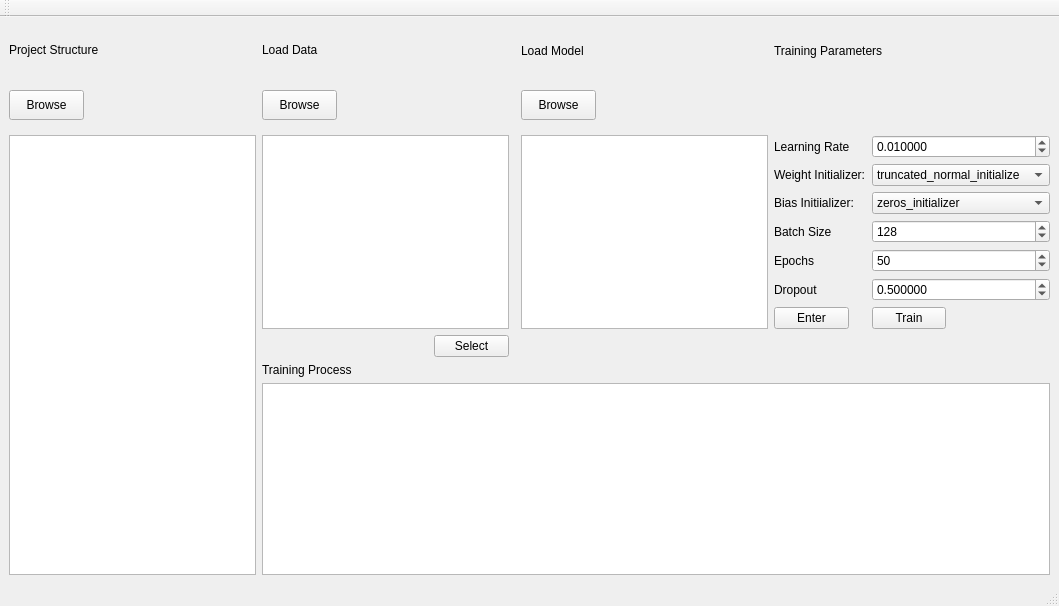
The window that QSAR-UI/mainwindow1.ui (sheMnapion/AI-QSAR) describes before a commit, drawn with Qt 5.
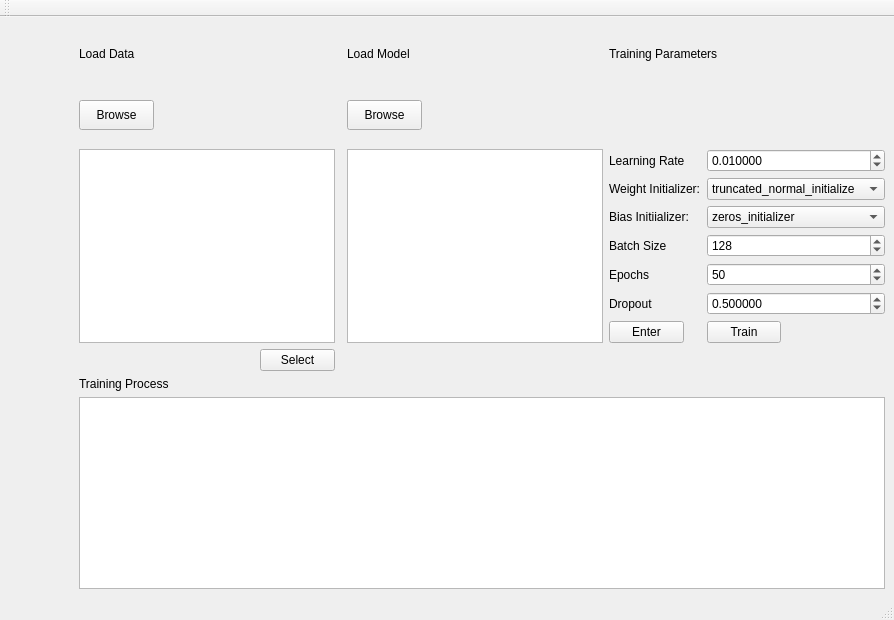
The same window after the commit.

What changed in the file:
```diff
--- a/QSAR-UI/mainwindow1.ui
+++ b/QSAR-UI/mainwindow1.ui
@@ -6,8 +6,8 @@
    <rect>
     <x>0</x>
     <y>0</y>
-    <width>1059</width>
-    <height>606</height>
+    <width>894</width>
+    <height>620</height>
    </rect>
   </property>
   <property name="sizePolicy">
@@ -21,10 +21,10 @@
   </property>
   <widget class="QWidget" name="centralwidget">
    <layout class="QGridLayout" name="gridLayout">
-    <item row="2" column="2" colspan="3">
+    <item row="2" column="1" colspan="3">
      <widget class="QListWidget" name="dataList"/>
     </item>
-    <item row="3" column="4">
+    <item row="3" column="3">
      <widget class="QPushButton" name="dataSelectBtn">
       <property name="sizePolicy">
        <sizepolicy hsizetype="Preferred" vsizetype="Fixed">
@@ -43,8 +43,14 @@
       </property>
      </widget>
     </item>
-    <item row="0" column="6">
-     <widget class="QLabel" name="label_4">
+    <item row="2" column="5">
+     <widget class="QListWidget" name="modelList"/>
+    </item>
+    <item row="5" column="1" colspan="7">
+     <widget class="QListWidget" name="trainingList"/>
+    </item>
+    <item row="1" column="0">
+     <widget class="QLabel" name="projectLabel">
       <property name="sizePolicy">
        <sizepolicy hsizetype="Expanding" vsizetype="Expanding">
         <horstretch>0</horstretch>
@@ -52,11 +58,49 @@
        </sizepolicy>
       </property>
       <property name="text">
-       <string>Load Model</string>
+       <string/>
       </property>
      </widget>
     </item>
-    <item row="2" column="7" colspan="2">
+    <item row="1" column="2">
+     <widget class="QLabel" name="dataLabel">
+      <property name="sizePolicy">
+       <sizepolicy hsizetype="Expanding" vsizetype="MinimumExpanding">
+        <horstretch>0</horstretch>
+        <verstretch>0</verstretch>
+       </sizepolicy>
+      </property>
+      <property name="text">
+       <string/>
+      </property>
+     </widget>
+    </item>
+    <item row="1" column="5">
+     <widget class="QPushButton" name="modelBrowseBtn">
+      <property name="sizePolicy">
+       <sizepolicy hsizetype="Preferred" vsizetype="Preferred">
+        <horstretch>0</horstretch>
+        <verstretch>0</verstretch>
+       </sizepolicy>
+      </property>
+      <property name="minimumSize">
+       <size>
+        <width>75</width>
+        <height>30</height>
+       </size>
+      </property>
+      <property name="maximumSize">
+       <size>
+        <width>75</width>
+        <height>30</height>
+       </size>
+      </property>
+      <property name="text">
+       <string>Browse</string>
+      </property>
+     </widget>
+    </item>
+    <item row="2" column="6" colspan="2">
      <layout class="QFormLayout" name="formLayout">
       <item row="0" column="0">
        <widget class="QLabel" name="learningRateLabel">
@@ -207,38 +251,7 @@
       </item>
      </layout>
     </item>
-    <item row="5" column="2" colspan="7">
-     <widget class="QListWidget" name="trainingList"/>
-    </item>
-    <item row="1" column="2">
-     <widget class="QPushButton" name="dataBrowseBtn">
-      <property name="sizePolicy">
-       <sizepolicy hsizetype="Preferred" vsizetype="Preferred">
-        <horstretch>0</horstretch>
-        <verstretch>0</verstretch>
-       </sizepolicy>
-      </property>
-      <property name="minimumSize">
-       <size>
-        <width>75</width>
-        <height>30</height>
-       </size>
-      </property>
-      <property name="maximumSize">
-       <size>
-        <width>75</width>
-        <height>30</height>
-       </size>
-      </property>
-      <property name="autoFillBackground">
-       <bool>false</bool>
-      </property>
-      <property name="text">
-       <string>Browse</string>
-      </property>
-     </widget>
-    </item>
-    <item row="4" column="2" colspan="2">
+    <item row="4" column="1" colspan="2">
      <widget class="QLabel" name="label_5">
       <property name="sizePolicy">
        <sizepolicy hsizetype="Expanding" vsizetype="Preferred">
@@ -251,45 +264,48 @@
       </property>
      </widget>
     </item>
-    <item row="0" column="0" colspan="2">
-     <widget class="QLabel" name="label">
-      <property name="sizePolicy">
-       <sizepolicy hsizetype="Fixed" vsizetype="Fixed">
-        <horstretch>0</horstretch>
-        <verstretch>0</verstretch>
-       </sizepolicy>
-      </property>
-      <property name="text">
-       <string>Project Structure</string>
-      </property>
-     </widget>
-    </item>
-    <item row="2" column="0" rowspan="4" colspan="2">
-     <widget class="QListWidget" name="projectList">
+    <item row="0" column="5">
+     <widget class="QLabel" name="label_4">
       <property name="sizePolicy">
        <sizepolicy hsizetype="Expanding" vsizetype="Expanding">
         <horstretch>0</horstretch>
         <verstretch>0</verstretch>
        </sizepolicy>
       </property>
+      <property name="text">
+       <string>Load Model</string>
+      </property>
+     </widget>
+    </item>
+    <item row="1" column="1">
+     <widget class="QPushButton" name="dataBrowseBtn">
+      <property name="sizePolicy">
+       <sizepolicy hsizetype="Preferred" vsizetype="Preferred">
+        <horstretch>0</horstretch>
+        <verstretch>0</verstretch>
+       </sizepolicy>
+      </property>
       <property name="minimumSize">
        <size>
-        <width>0</width>
-        <height>0</height>
+        <width>75</width>
+        <height>30</height>
        </size>
       </property>
       <property name="maximumSize">
        <size>
-        <width>16777215</width>
-        <height>16777215</height>
+        <width>75</width>
+        <height>30</height>
        </size>
       </property>
+      <property name="autoFillBackground">
+       <bool>false</bool>
+      </property>
+      <property name="text">
+       <string>Browse</string>
+      </property>
      </widget>
     </item>
-    <item row="2" column="6">
-     <widget class="QListWidget" name="modelList"/>
-    </item>
-    <item row="0" column="2">
+    <item row="0" column="1">
      <widget class="QLabel" name="label_3">
       <property name="sizePolicy">
        <sizepolicy hsizetype="Fixed" vsizetype="Fixed">
@@ -302,39 +318,7 @@
       </property>
      </widget>
     </item>
-    <item row="1" column="0">
-     <widget class="QPushButton" name="projectBrowseBtn">
-      <property name="minimumSize">
-       <size>
-        <width>75</width>
-        <height>30</height>
-       </size>
-      </property>
-      <property name="maximumSize">
-       <size>
-        <width>75</width>
-        <height>30</height>
-       </size>
-      </property>
-      <property name="text">
-       <string>Browse</string>
-      </property>
-     </widget>
-    </item>
-    <item row="1" column="1">
-     <widget class="QLabel" name="projectLabel">
-      <property name="sizePolicy">
-       <sizepolicy hsizetype="Expanding" vsizetype="Expanding">
-        <horstretch>0</horstretch>
-        <verstretch>0</verstretch>
-       </sizepolicy>
-      </property>
-      <property name="text">
-       <string/>
-      </property>
-     </widget>
-    </item>
-    <item row="0" column="7">
+    <item row="0" column="6">
      <widget class="QLabel" name="label_6">
       <property name="sizePolicy">
        <sizepolicy hsizetype="Expanding" vsizetype="Expanding">
@@ -347,44 +331,6 @@
       </property>
      </widget>
     </item>
-    <item row="1" column="3">
-     <widget class="QLabel" name="dataLabel">
-      <property name="sizePolicy">
-       <sizepolicy hsizetype="Expanding" vsizetype="MinimumExpanding">
-        <horstretch>0</horstretch>
-        <verstretch>0</verstretch>
-       </sizepolicy>
-      </property>
-      <property name="text">
-       <string/>
-      </property>
-     </widget>
-    </item>
-    <item row="1" column="6">
-     <widget class="QPushButton" name="modelBrowseBtn">
-      <property name="sizePolicy">
-       <sizepolicy hsizetype="Preferred" vsizetype="Preferred">
-        <horstretch>0</horstretch>
-        <verstretch>0</verstretch>
-       </sizepolicy>
-      </property>
-      <property name="minimumSize">
-       <size>
-        <width>75</width>
-        <height>30</height>
-       </size>
-      </property>
-      <property name="maximumSize">
-       <size>
-        <width>75</width>
-        <height>30</height>
-       </size>
-      </property>
-      <property name="text">
-       <string>Browse</string>
-      </property>
-     </widget>
-    </item>
    </layout>
   </widget>
   <widget class="QMenuBar" name="menubar">
```
Left out of the diff: 2 changed lines with no effect on the pictures.
